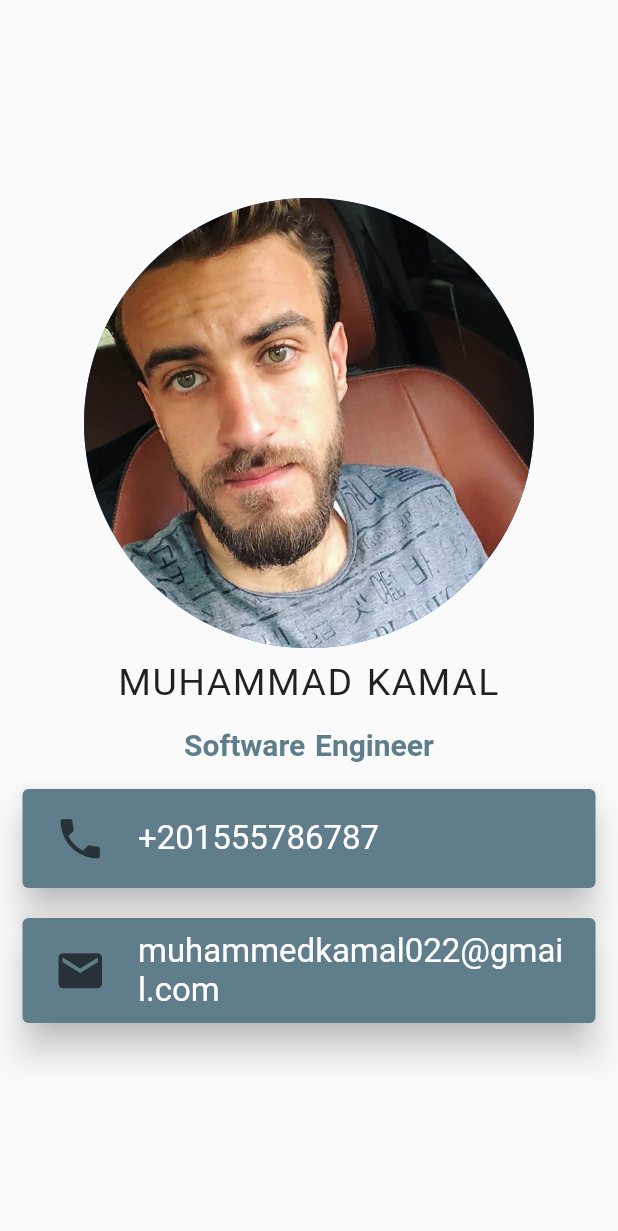
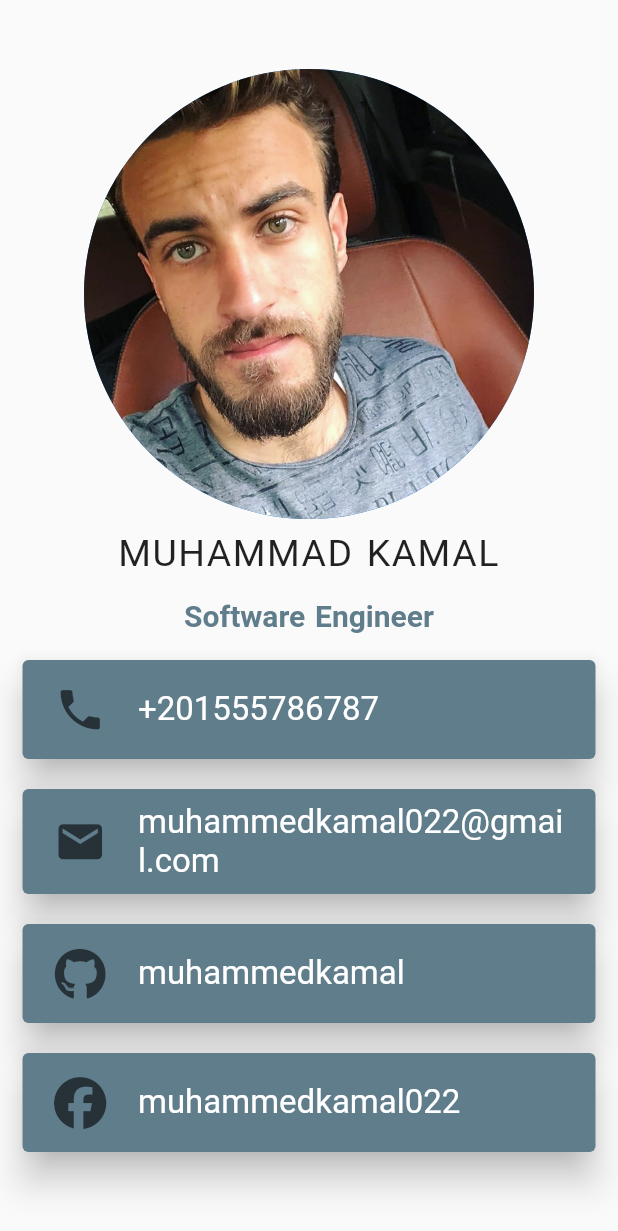
Before and after one commit to muhammedkamal/ItSharksDiploma, a Flutter app: the screen it shows after launch, on a phone screen of 412 x 824 dp. Shown: the top 1231 px of the screen. Run offline on Flutter 3.47's test engine with Material 2 defaults, Android fonts, the phone set to English and light mode, and no system bars; our stand-ins replace flutter_vector_icons.

Commit message:
github and facebook cards

```diff
--- a/personal_app/lib/main.dart
+++ b/personal_app/lib/main.dart
@@ -1,4 +1,5 @@
 import 'package:flutter/material.dart';
+import 'package:flutter_vector_icons/flutter_vector_icons.dart';
 
 void main() {
   runApp(const MyApp());
@@ -77,6 +78,14 @@
             contactInfo: 'muhammedkamal022@gmail.com',
             icon: Icons.email,
           ),
+          ContactCard(
+            contactInfo: 'muhammedkamal',
+            icon: FontAwesome.github,
+          ),
+          ContactCard(
+            contactInfo: 'muhammedkamal022',
+            icon: FontAwesome.facebook,
+          ),
         ],
       ),
     );
```
